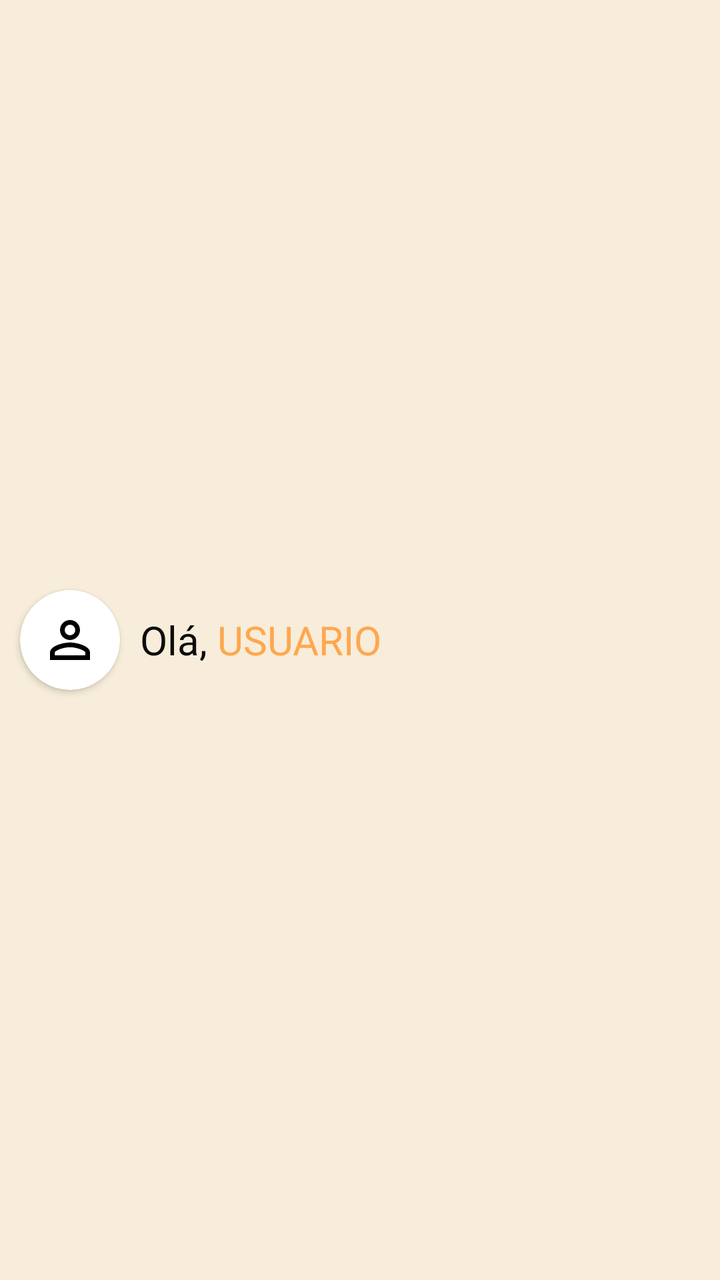
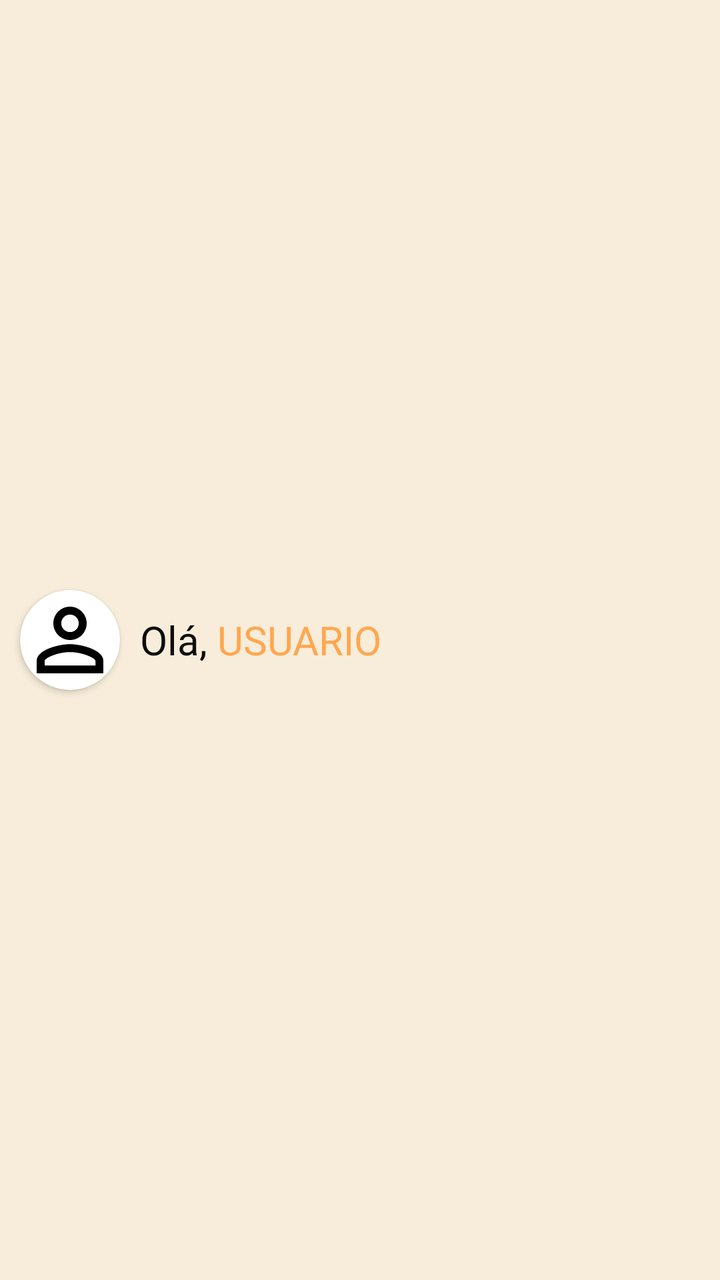

Compare the two renders of this Android layout. The source of the first and the diff that turns it into the second are given below.
<!-- AndroidManifest.xml: application theme Theme.VangustApp -->
<!-- res/layout/header_drawer.xml -->
<LinearLayout xmlns:android="http://schemas.android.com/apk/res/android"
    xmlns:app="http://schemas.android.com/apk/res-auto"

    android:layout_width="match_parent"
    android:layout_height="80dp"
    android:background="#F7EDDA"
    android:gravity="center_vertical"
    android:orientation="horizontal">

    <androidx.cardview.widget.CardView
        android:layout_width="50dp"
        android:layout_height="50dp"
        android:layout_marginStart="10dp"
        app:cardCornerRadius="100dp">

        <LinearLayout
            android:layout_width="match_parent"
            android:layout_height="match_parent"
            android:padding="10dp">

            <ImageView
                android:layout_width="match_parent"
                android:layout_height="match_parent"
                android:layout_gravity="center_horizontal|center_vertical"
                android:scaleType="fitXY"
                android:src="@drawable/baseline_person_outline" />

        </LinearLayout>

    </androidx.cardview.widget.CardView>

    <TextView
        android:layout_width="wrap_content"
        android:layout_height="wrap_content"
        android:layout_marginLeft="10dp"
        android:fontFamily="@font/oswald_regular"
        android:text="Olá,"
        android:textColor="#0D0D0D"
        android:textSize="20sp" />

    <TextView
        android:id="@+id/tvNomeDrawer"
        android:layout_width="wrap_content"
        android:layout_height="wrap_content"
        android:fontFamily="@font/oswald_regular"
        android:layout_marginLeft="5dp"
        android:text="USUARIO"
        android:textColor="#FFA74F"
        android:textSize="20sp"/>


</LinearLayout>
<!-- resources referenced by this layout -->
<resources>
  <!-- drawable baseline_person_outline (drawable) -->
  <vector xmlns:android="http://schemas.android.com/apk/res/android" android:height="24dp" android:tint="#000000" android:viewportHeight="24" android:viewportWidth="24" android:width="24dp">
        
      <path android:fillColor="@android:color/white" android:pathData="M12,5.9c1.16,0 2.1,0.94 2.1,2.1s-0.94,2.1 -2.1,2.1S9.9,9.16 9.9,8s0.94,-2.1 2.1,-2.1m0,9c2.97,0 6.1,1.46 6.1,2.1v1.1L5.9,18.1L5.9,17c0,-0.64 3.13,-2.1 6.1,-2.1M12,4C9.79,4 8,5.79 8,8s1.79,4 4,4 4,-1.79 4,-4 -1.79,-4 -4,-4zM12,13c-2.67,0 -8,1.34 -8,4v3h16v-3c0,-2.66 -5.33,-4 -8,-4z"/>
      
  </vector>
  <style name="Theme.VangustApp" parent="Base.Theme.VangustApp" />
  <style name="Base.Theme.VangustApp" parent="Theme.Material3.DayNight.NoActionBar">
          
          
      </style>
</resources>

<!-- the commit's change to res/layout/header_drawer.xml (unified diff, before → after) -->
@@ -1,6 +1,5 @@
 <LinearLayout xmlns:android="http://schemas.android.com/apk/res/android"
     xmlns:app="http://schemas.android.com/apk/res-auto"
-
     android:layout_width="match_parent"
     android:layout_height="80dp"
     android:background="#F7EDDA"
@@ -15,14 +14,15 @@
 
         <LinearLayout
             android:layout_width="match_parent"
-            android:layout_height="match_parent"
-            android:padding="10dp">
+            android:layout_height="match_parent">
 
+            
             <ImageView
+                android:id="@+id/imgHeaderPerfil"
                 android:layout_width="match_parent"
                 android:layout_height="match_parent"
                 android:layout_gravity="center_horizontal|center_vertical"
-                android:scaleType="fitXY"
+                android:scaleType="centerCrop"
                 android:src="@drawable/baseline_person_outline" />
 
         </LinearLayout>
@@ -48,5 +48,4 @@
         android:textColor="#FFA74F"
         android:textSize="20sp"/>
 
-
 </LinearLayout>
